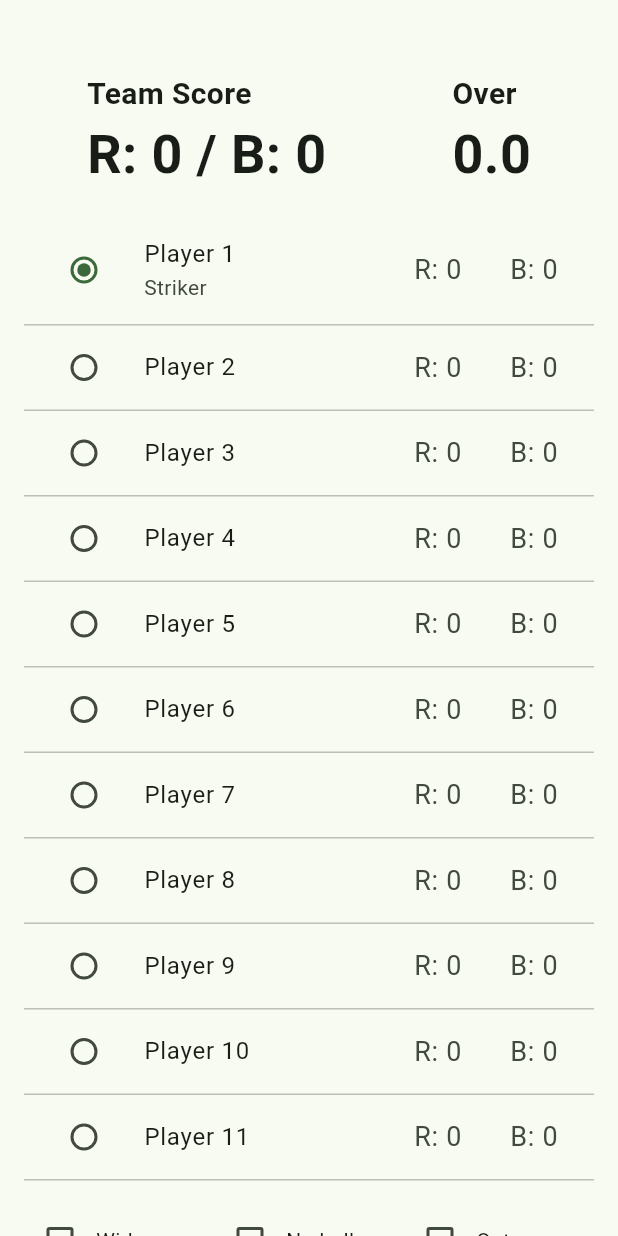
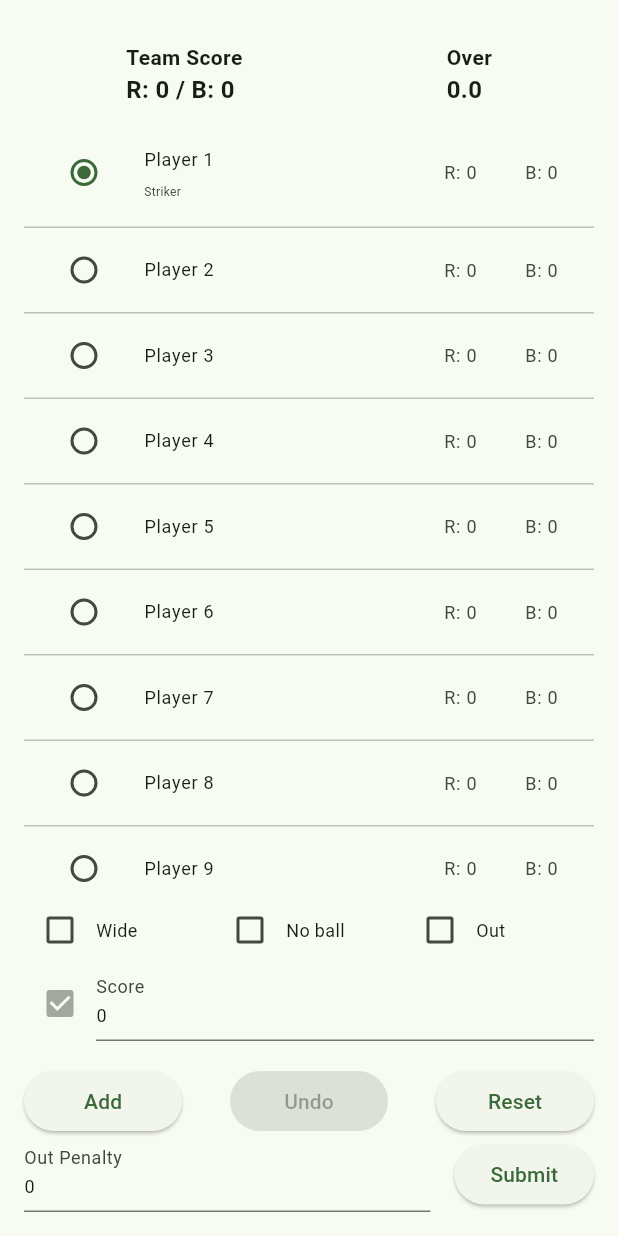
Before and after one commit to hot214/CricketScoreSheet, a Flutter app: the screen it shows after launch, on a phone screen of 412 x 824 dp. Run offline on Flutter 3.47's test engine with Material 2 defaults, Android fonts, the phone set to English and light mode, and no system bars.

Commit message:
change UI layout

```diff
--- a/lib/screens/scoresheet_screen.dart
+++ b/lib/screens/scoresheet_screen.dart
@@ -8,13 +8,16 @@ class ScoreSheetScreen extends StatefulWidget {
 }
 
 const TextStyle titleStyle =
-    TextStyle(fontSize: 20, fontWeight: FontWeight.bold);
+    TextStyle(fontSize: 14, fontWeight: FontWeight.bold);
 
 const TextStyle valueStyle =
-    TextStyle(fontSize: 36, fontWeight: FontWeight.bold);
+    TextStyle(fontSize: 16, fontWeight: FontWeight.bold);
 
 const TextStyle infoStyle =
-    TextStyle(fontSize: 18, fontWeight: FontWeight.normal);
+    TextStyle(fontSize: 12, fontWeight: FontWeight.normal);
+
+const TextStyle smallStyle =
+    TextStyle(fontSize: 8, fontWeight: FontWeight.normal);
 
 class _MyHomePageState extends State<ScoreSheetScreen> {
   // Define variables to store the state of the checkboxes and input fields.
@@ -65,7 +68,7 @@ class _MyHomePageState extends State<ScoreSheetScreen> {
     // calculate score
     var reward = (isWideChecked ? 1 : 0) + (isNoBallChecked ? 1 : 0);
     var penalty = (isOut ? outPenalty : 0);
-    var isValidDelivery = (!isWideChecked && !isNoBallChecked && !isOut);
+    var isValidDelivery = (!isWideChecked && !isNoBallChecked);
 
     setState(() {
       players[selectedPlayer].rValue += reward + score - penalty;
@@ -106,7 +109,7 @@ class _MyHomePageState extends State<ScoreSheetScreen> {
     var reward = (last.isWideChecked ? 1 : 0) + (last.isNoBallChecked ? 1 : 0);
     var penalty = (last.isOut ? last.penalty : 0);
     var isValidDelivery =
-        (!last.isWideChecked && !last.isNoBallChecked && !last.isOut);
+        (!last.isWideChecked && !last.isNoBallChecked);
 
     setState(() {
       players[last.selectedPlayer].rValue -= reward + score - penalty;
@@ -222,13 +225,12 @@ class _MyHomePageState extends State<ScoreSheetScreen> {
   @override
   Widget build(BuildContext context) {
     return Scaffold(
-      body: SingleChildScrollView(
-        child: Padding(
+      body: Padding(
         padding: const EdgeInsets.all(16.0),
         child: Column(
           crossAxisAlignment: CrossAxisAlignment.stretch,
           children: [
-              const SizedBox(height: 32),
+            const SizedBox(height: 12),
             Row(
               mainAxisAlignment: MainAxisAlignment.spaceAround,
               children: [
@@ -263,8 +265,12 @@ class _MyHomePageState extends State<ScoreSheetScreen> {
               ],
             ),
 
-              const SizedBox(height: 16),
             // List of Players
+            const SizedBox(height: 8),
+            Expanded(
+              child: SingleChildScrollView(
+                child: Column(
+                  children: [
                     for (int index = 0; index < players.length; index++)
                     Container(
                       decoration: const BoxDecoration(
@@ -280,13 +286,17 @@ class _MyHomePageState extends State<ScoreSheetScreen> {
                             onTap: () {
                               _editPlayerName(players[index]);
                             },
-                        child: Text(players[index].name)),
+                            child: Text(
+                              players[index].name,
+                              style: infoStyle
+                              )
+                            ),
                         subtitle: index == selectedPlayer
                             ? GestureDetector(
                                 onTap: () {
                                   _editPlayerName(players[index]);
                                 },
-                            child: const Text('Striker'))
+                                child: const Text('Striker', style: smallStyle))
                             : null,
                         leading: Radio(
                           value: index,
@@ -313,7 +323,7 @@ class _MyHomePageState extends State<ScoreSheetScreen> {
                                 const SizedBox(width: 32),
                                 Text(
                                   'B: ${players[index].bValue}',
-                              style: infoStyle,
+                                  style: infoStyle
                                 ),
                               ],
                             )),
@@ -324,7 +334,11 @@ class _MyHomePageState extends State<ScoreSheetScreen> {
                         },
                       ),
                     ),
-              const SizedBox(height: 16),
+                  ]
+                )
+              )
+            ),
+
             // Wide, No ball, Score, Out
             Row(
               mainAxisAlignment: MainAxisAlignment.spaceEvenly,
@@ -343,7 +357,7 @@ class _MyHomePageState extends State<ScoreSheetScreen> {
                             });
                           },
                         ),
-                          const Text('Wide')
+                        const Text('Wide', style: infoStyle,)
                       ],
                     )),
                 Flexible(
@@ -358,7 +372,7 @@ class _MyHomePageState extends State<ScoreSheetScreen> {
                           });
                         },
                       ),
-                        const Text('No ball')
+                      const Text('No ball', style: infoStyle,)
                     ])),
                 Flexible(
                     flex: 1,
@@ -372,7 +386,7 @@ class _MyHomePageState extends State<ScoreSheetScreen> {
                             });
                           },
                         ),
-                          const Text('Out')
+                        const Text('Out', style: infoStyle,)
                       ],
                     )),
               ],
@@ -388,6 +402,7 @@ class _MyHomePageState extends State<ScoreSheetScreen> {
                     flex: 1,
                     child: TextFormField(
                       controller: _scoreController,
+                      style: infoStyle,
                       decoration: const InputDecoration(labelText: 'Score'),
                       keyboardType: TextInputType.number,
                       onChanged: (value) {
@@ -433,7 +448,6 @@ class _MyHomePageState extends State<ScoreSheetScreen> {
                 )),
               ],
             ),
-              const SizedBox(height: 16),
             // Out Penalty Input
             Row(
               children: [
@@ -441,6 +455,7 @@ class _MyHomePageState extends State<ScoreSheetScreen> {
                   child: !isOutPenaltyConfirmed
                       ? TextFormField(
                           controller: _penaltyController,
+                          style: infoStyle,
                           decoration:
                               const InputDecoration(labelText: 'Out Penalty'),
                           keyboardType: TextInputType.number,
@@ -472,7 +487,6 @@ class _MyHomePageState extends State<ScoreSheetScreen> {
           ],
         ),
       ),
-      ),
     );
   }
 }
```
Lines whose indentation alone changed are shown as unchanged.
